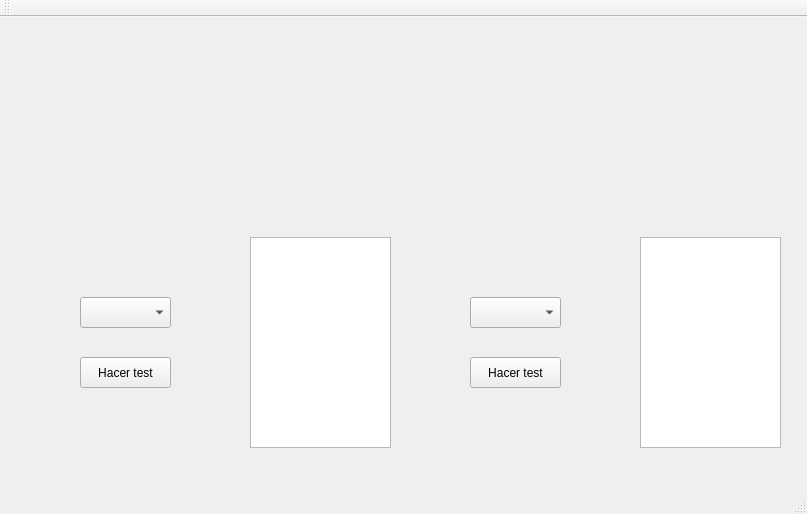
manuel-fidalgo/Arquitectura-Computadores, file Practica-3/mainwindow.ui: the form before one commit.
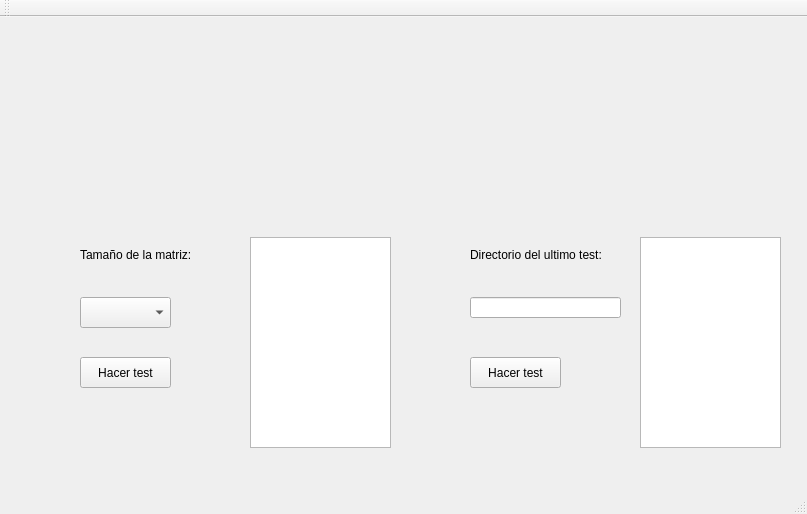
The form after the commit. Icons and pictures are not drawn.

Diff of the .ui file:
```diff
--- a/Practica-3/mainwindow.ui
+++ b/Practica-3/mainwindow.ui
@@ -50,16 +50,6 @@
      </rect>
     </property>
    </widget>
-   <widget class="QComboBox" name="Selection_2">
-    <property name="geometry">
-     <rect>
-      <x>470</x>
-      <y>280</y>
-      <width>91</width>
-      <height>31</height>
-     </rect>
-    </property>
-   </widget>
    <widget class="QPlainTextEdit" name="Log_2">
     <property name="geometry">
      <rect>
@@ -84,9 +74,9 @@
     <property name="geometry">
      <rect>
       <x>70</x>
-      <y>40</y>
+      <y>10</y>
       <width>321</width>
-      <height>141</height>
+      <height>171</height>
      </rect>
     </property>
     <property name="text">
@@ -100,9 +90,9 @@
     <property name="geometry">
      <rect>
       <x>460</x>
-      <y>40</y>
+      <y>10</y>
       <width>321</width>
-      <height>141</height>
+      <height>171</height>
      </rect>
     </property>
     <property name="text">
@@ -112,6 +102,42 @@
      <pixmap>../Source-Practica-3/Imagen_2.png</pixmap>
     </property>
    </widget>
+   <widget class="QLineEdit" name="path">
+    <property name="geometry">
+     <rect>
+      <x>470</x>
+      <y>280</y>
+      <width>151</width>
+      <height>21</height>
+     </rect>
+    </property>
+   </widget>
+   <widget class="QLabel" name="label_3">
+    <property name="geometry">
+     <rect>
+      <x>80</x>
+      <y>230</y>
+      <width>121</width>
+      <height>16</height>
+     </rect>
+    </property>
+    <property name="text">
+     <string>Tamaño de la matriz:</string>
+    </property>
+   </widget>
+   <widget class="QLabel" name="label_4">
+    <property name="geometry">
+     <rect>
+      <x>470</x>
+      <y>230</y>
+      <width>131</width>
+      <height>16</height>
+     </rect>
+    </property>
+    <property name="text">
+     <string>Directorio del ultimo test:</string>
+    </property>
+   </widget>
   </widget>
   <widget class="QMenuBar" name="menuBar">
    <property name="geometry">
```
Left out of the diff: 14 changed lines with no effect on the pictures.
